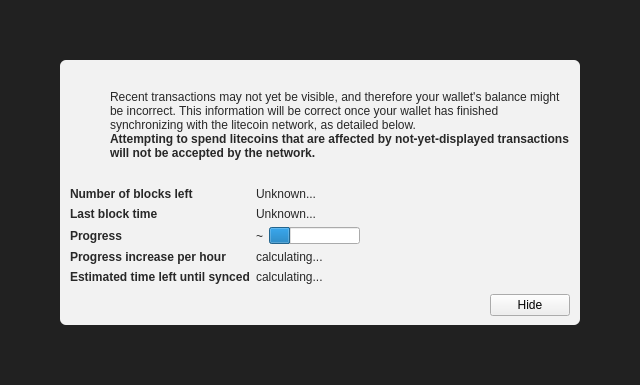
Before: the Qt Designer form src/qt/forms/modaloverlay.ui in michaelcrandolph/s-crow, drawn with Qt 5.
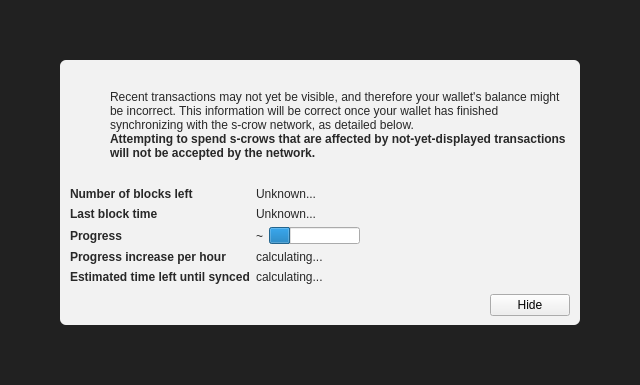
After: the same form once the commit is applied. Icons and pictures are not drawn. Custom widgets are drawn as their Qt base class.

Commit message: s-Crow Naming Modifications

Patch:
```diff
--- a/src/qt/forms/modaloverlay.ui
+++ b/src/qt/forms/modaloverlay.ui
@@ -130,7 +130,7 @@
              <item>
               <widget class="QLabel" name="infoText">
                <property name="text">
-                <string>Recent transactions may not yet be visible, and therefore your wallet's balance might be incorrect. This information will be correct once your wallet has finished synchronizing with the litecoin network, as detailed below.</string>
+                <string>Recent transactions may not yet be visible, and therefore your wallet's balance might be incorrect. This information will be correct once your wallet has finished synchronizing with the s-crow network, as detailed below.</string>
                </property>
                <property name="textFormat">
                 <enum>Qt::RichText</enum>
@@ -149,7 +149,7 @@
                 </font>
                </property>
                <property name="text">
-                <string>Attempting to spend litecoins that are affected by not-yet-displayed transactions will not be accepted by the network.</string>
+                <string>Attempting to spend s-crows that are affected by not-yet-displayed transactions will not be accepted by the network.</string>
                </property>
                <property name="textFormat">
                 <enum>Qt::RichText</enum>
```
The commit also changes 223 other files.
